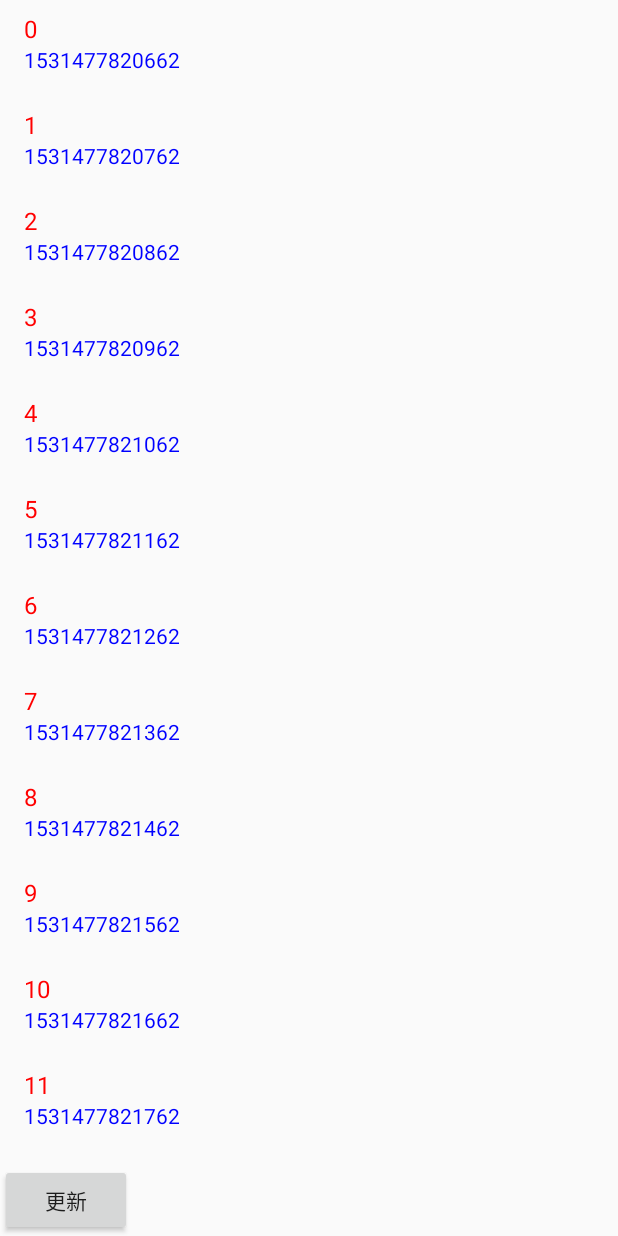
After one commit to hqx1990/AndroidDevelopmentArtExplo, an Android app: the AsyncListActivity screen opened directly, with no data from a screen before it, on a phone screen of 412 x 824 dp. The commit adds this screen. Run offline under Robolectric (Android 15) with nearby library versions, the phone set to English and light mode, and no system bars.

Commit message:
基于Android官方AsyncListUtil优化改进RecyclerView分页加载机制

```diff
--- a/app/build.gradle
+++ b/app/build.gradle
@@ -53,4 +53,8 @@ dependencies {
     implementation "com.github.qingmei2:rximagepicker_support_zhihu:0.4.0"
     // 微信图片选择器
     implementation "com.github.qingmei2:rximagepicker_support_wechat:0.4.0"
+
+
+    //paging
+    implementation 'android.arch.paging:runtime:1.0.0-alpha3'
 }
--- a/app/src/main/AndroidManifest.xml
+++ b/app/src/main/AndroidManifest.xml
@@ -60,6 +60,10 @@
         <!--图片库RxImagePicker应用-->
         <activity android:name="com.bestvike.androiddevelopmentartexploration.rxImagePicker.RxImagePickerActivity"/>
 
+        <!--Paging分页加载框架的使用-->
+        <activity android:name="com.bestvike.androiddevelopmentartexploration.paging.PagingActivity"/>
+        <!--基于Android官方AsyncListUtil优化改进RecyclerView分页加载机制-->
+        <activity android:name="com.bestvike.androiddevelopmentartexploration.paging.asyncListUtil.AsyncListActivity"/>
 
         <activity android:name="com.bestvike.androiddevelopmentartexploration.xg.MyXGActivity"/>
 
--- a/app/src/main/java/com/bestvike/androiddevelopmentartexploration/MainActivity.java
+++ b/app/src/main/java/com/bestvike/androiddevelopmentartexploration/MainActivity.java
@@ -16,6 +16,8 @@ import com.bestvike.androiddevelopmentartexploration.IPC.ThirdActivity;
 import com.bestvike.androiddevelopmentartexploration.IPC.UserManager;
 import com.bestvike.androiddevelopmentartexploration.homePpage.HomePageAdapter;
 import com.bestvike.androiddevelopmentartexploration.listLeftDelete.leftDelete.LeftDeletaActivity;
+import com.bestvike.androiddevelopmentartexploration.paging.PagingActivity;
+import com.bestvike.androiddevelopmentartexploration.paging.asyncListUtil.AsyncListActivity;
 import com.bestvike.androiddevelopmentartexploration.rxImagePicker.RxImagePickerActivity;
 import com.bestvike.androiddevelopmentartexploration.xg.MyXGActivity;
 import com.example.beaselibrary.base.BaseActivity;
@@ -53,6 +55,8 @@ public class MainActivity extends BaseActivity {
         list.add("RecyclerView仿QQ左滑出删除功能");
         list.add("信鸽推送");
         list.add("图片库RxImagePicker应用");
+        list.add("Paging分页加载框架的使用");
+        list.add("基于Android官方AsyncListUtil优化改进RecyclerView分页加载机制");
         for(int i = 0;i<30;i++){
             list.add(String.valueOf(i));
         }
@@ -155,6 +159,14 @@ public class MainActivity extends BaseActivity {
                         //图片库RxImagePicker应用
                         toActivity(RxImagePickerActivity.class);
                         break;
+                    case 10:
+                        //Paging分页加载框架的使用
+                        toActivity(PagingActivity.class);
+                        break;
+                    case 11:
+                        //基于Android官方AsyncListUtil优化改进RecyclerView分页加载机制
+                        toActivity(AsyncListActivity.class);
+                        break;
                 }
             }
         });
--- /dev/null
+++ b/app/src/main/java/com/bestvike/androiddevelopmentartexploration/paging/PagingActivity.java
@@ -0,0 +1,19 @@
+package com.bestvike.androiddevelopmentartexploration.paging;
+
+import android.os.Bundle;
+import android.support.annotation.Nullable;
+
+import com.example.beaselibrary.base.BaseActivity;
+
+/**
+ * Paging分页加载框架的使用
+ */
+public class PagingActivity extends BaseActivity {
+
+    @Override
+    protected void onCreate(@Nullable Bundle savedInstanceState) {
+        super.onCreate(savedInstanceState);
+
+
+    }
+}
--- /dev/null
+++ b/app/src/main/java/com/bestvike/androiddevelopmentartexploration/paging/asyncListUtil/AsyncListActivity.java
@@ -0,0 +1,64 @@
+package com.bestvike.androiddevelopmentartexploration.paging.asyncListUtil;
+
+import android.os.Bundle;
+import android.support.annotation.Nullable;
+import android.support.v7.util.AsyncListUtil;
+import android.support.v7.widget.LinearLayoutManager;
+import android.support.v7.widget.RecyclerView;
+import android.util.Log;
+import android.view.View;
+import android.widget.LinearLayout;
+
+import com.bestvike.androiddevelopmentartexploration.R;
+import com.example.beaselibrary.base.BaseActivity;
+
+
+/**
+ * 基于Android官方AsyncListUtil优化改进RecyclerView分页加载机制
+ */
+public class AsyncListActivity extends BaseActivity {
+
+    private String TAG = "调试";
+    private RecyclerView mRecyclerView;
+    private AsyncListUtil mAsyncListUtil;
+
+    @Override
+    protected void onCreate(@Nullable Bundle savedInstanceState) {
+        super.onCreate(savedInstanceState);
+        setContentView(R.layout.asynclist_activity);
+        findView();
+    }
+
+    private void findView(){
+        mRecyclerView = findViewById(R.id.recyclerView);
+
+        LinearLayoutManager mLayoutManager = new LinearLayoutManager(this);
+        mLayoutManager.setOrientation(LinearLayout.VERTICAL);
+        mRecyclerView.setLayoutManager(mLayoutManager);
+
+        MyDataCallback mDataCallback = new MyDataCallback();
+        MyViewCallback mViewCallback = new MyViewCallback(mRecyclerView);
+        mAsyncListUtil = new AsyncListUtil(String.class, 20, mDataCallback, mViewCallback);
+
+        mRecyclerView.addOnScrollListener(new RecyclerView.OnScrollListener() {
+            @Override
+            public void onScrollStateChanged(RecyclerView recyclerView, int newState) {
+                super.onScrollStateChanged(recyclerView, newState);
+
+                Log.d(TAG, "onRangeChanged");
+                mAsyncListUtil.onRangeChanged();
+            }
+        });
+
+        findViewById(R.id.button).setOnClickListener(new View.OnClickListener() {
+            @Override
+            public void onClick(View v) {
+                Log.d(TAG, "refresh");
+                mAsyncListUtil.refresh();
+            }
+        });
+
+        RecyclerView.Adapter mAdapter = new MyAdapter(mAsyncListUtil);
+        mRecyclerView.setAdapter(mAdapter);
+    }
+}
--- /dev/null
+++ b/app/src/main/java/com/bestvike/androiddevelopmentartexploration/paging/asyncListUtil/MyAdapter.java
@@ -0,0 +1,61 @@
+package com.bestvike.androiddevelopmentartexploration.paging.asyncListUtil;
+
+import android.graphics.Color;
+import android.support.v7.util.AsyncListUtil;
+import android.support.v7.widget.RecyclerView;
+import android.text.TextUtils;
+import android.view.LayoutInflater;
+import android.view.View;
+import android.view.ViewGroup;
+import android.widget.TextView;
+
+import com.bestvike.androiddevelopmentartexploration.AppApplication;
+
+public class MyAdapter extends RecyclerView.Adapter<MyAdapter.ViewHolder>  {
+
+
+    private AsyncListUtil mAsyncListUtil;
+
+    protected MyAdapter(AsyncListUtil mAsyncListUtil){
+        this.mAsyncListUtil = mAsyncListUtil;
+    }
+
+    @Override
+    public MyAdapter.ViewHolder onCreateViewHolder(ViewGroup viewGroup, int i) {
+        View view = LayoutInflater.from(AppApplication.CONTEXT).inflate(android.R.layout.simple_list_item_2, null);
+        MyAdapter.ViewHolder holder = new MyAdapter.ViewHolder(view);
+        return holder;
+    }
+
+    @Override
+    public void onBindViewHolder(MyAdapter.ViewHolder viewHolder, int i) {
+        viewHolder.text1.setText(String.valueOf(i));
+
+        String s = String.valueOf(mAsyncListUtil.getItem(i));
+        if (TextUtils.equals(s, "null")) {
+            s = "加载中...";
+        }
+
+        viewHolder.text2.setText(s);
+    }
+
+    @Override
+    public int getItemCount() {
+        return mAsyncListUtil.getItemCount();
+    }
+
+    public class ViewHolder extends RecyclerView.ViewHolder {
+        public TextView text1;
+        public TextView text2;
+
+        public ViewHolder(View itemView) {
+            super(itemView);
+
+            text1 = itemView.findViewById(android.R.id.text1);
+            text1.setTextColor(Color.RED);
+
+            text2 = itemView.findViewById(android.R.id.text2);
+            text2.setTextColor(Color.BLUE);
+        }
+    }
+}
--- /dev/null
+++ b/app/src/main/java/com/bestvike/androiddevelopmentartexploration/paging/asyncListUtil/MyDataCallback.java
@@ -0,0 +1,35 @@
+package com.bestvike.androiddevelopmentartexploration.paging.asyncListUtil;
+
+import android.os.SystemClock;
+import android.support.v7.util.AsyncListUtil;
+import android.util.Log;
+
+public class MyDataCallback extends AsyncListUtil.DataCallback<String>  {
+    private String TAG = "调试";
+    @Override
+    public int refreshData() {
+        //更新数据的元素个数。
+        //假设预先设定更新若干条。
+        int count = Integer.MAX_VALUE;
+        Log.d(TAG, "refreshData:" + count);
+        return count;
+    }
+
+    /**
+     * 在这里完成数据加载的耗时任务。
+     *
+     * @param data
+     * @param startPosition
+     * @param itemCount
+     */
+    @Override
+    public void fillData(String[] data, int startPosition, int itemCount) {
+        Log.d(TAG, "fillData:" + startPosition + "," + itemCount);
+        for (int i = 0; i < itemCount; i++) {
+            data[i] = String.valueOf(System.currentTimeMillis());
+
+            //模拟耗时任务，故意休眠一定时延。
+            SystemClock.sleep(100);
+        }
+    }
+}
--- /dev/null
+++ b/app/src/main/java/com/bestvike/androiddevelopmentartexploration/paging/asyncListUtil/MyViewCallback.java
@@ -0,0 +1,54 @@
+package com.bestvike.androiddevelopmentartexploration.paging.asyncListUtil;
+
+import android.support.v7.util.AsyncListUtil;
+import android.support.v7.widget.LinearLayoutManager;
+import android.support.v7.widget.RecyclerView;
+import android.util.Log;
+
+public class MyViewCallback extends AsyncListUtil.ViewCallback  {
+    private String TAG = "调试";
+    private final int NULL = -1;
+    private RecyclerView mRecyclerView;
+
+    protected MyViewCallback(RecyclerView mRecyclerView){
+        this.mRecyclerView = mRecyclerView;
+    }
+
+    @Override
+    public void getItemRangeInto(int[] outRange) {
+        getOutRange(outRange);
+
+        /**
+         * 如果当前的RecyclerView为空，主动为用户加载数据.
+         * 假设预先加载若干条数据
+         *
+         */
+        if (outRange[0] == NULL && outRange[1] == NULL) {
+            Log.d(TAG, "当前RecyclerView为空！");
+            outRange[0] = 0;
+            outRange[1] = 9;
+        }
+
+        Log.d(TAG, "getItemRangeInto,当前可见position: " + outRange[0] + " ~ " + outRange[1]);
+
+    }
+
+    @Override
+    public void onDataRefresh() {
+        int[] outRange = new int[2];
+        getOutRange(outRange);
+        mRecyclerView.getAdapter().notifyItemRangeChanged(outRange[0], outRange[1] - outRange[0] + 1);
+
+        Log.d(TAG, "onDataRefresh:"+outRange[0]+","+outRange[1]);
+    }
+
+    @Override
+    public void onItemLoaded(int position) {
+        mRecyclerView.getAdapter().notifyItemChanged(position);
+        Log.d(TAG, "onItemLoaded:" + position);
+    }
+    private void    getOutRange(int[] outRange){
+        outRange[0] = ((LinearLayoutManager) mRecyclerView.getLayoutManager()).findFirstVisibleItemPosition();
+        outRange[1] = ((LinearLayoutManager) mRecyclerView.getLayoutManager()).findLastVisibleItemPosition();
+    }
+}
--- a/app/src/main/java/类说明.txt
+++ b/app/src/main/java/类说明.txt
@@ -2,3 +2,7 @@
 
 listLeftDelete   包下主要功能是列表的各种滑动
     leftDelete 中 LeftDeletaActivity  列表想左滑动实现删除列表的功能
+
+rxImagePicker  包中主要是使用图片库 RxImagePicker 从相册选择照片，主要主题有系统主题、知乎主题、微信主题
+
+paging 包   分页加载框架
--- /dev/null
+++ b/app/src/main/res/layout/asynclist_activity.xml
@@ -0,0 +1,20 @@
+<?xml version="1.0" encoding="utf-8"?>
+<LinearLayout
+    xmlns:android="http://schemas.android.com/apk/res/android" android:layout_width="match_parent"
+    android:layout_height="match_parent"
+    android:orientation="vertical">
+
+    <android.support.v7.widget.RecyclerView
+        android:id="@+id/recyclerView"
+        android:layout_width="match_parent"
+        android:layout_height="0dp"
+        android:layout_weight="1"/>
+
+    <Button
+        android:id="@+id/button"
+        android:layout_width="wrap_content"
+        android:layout_height="wrap_content"
+        android:text="更新"
+        />
+
+</LinearLayout>
```
